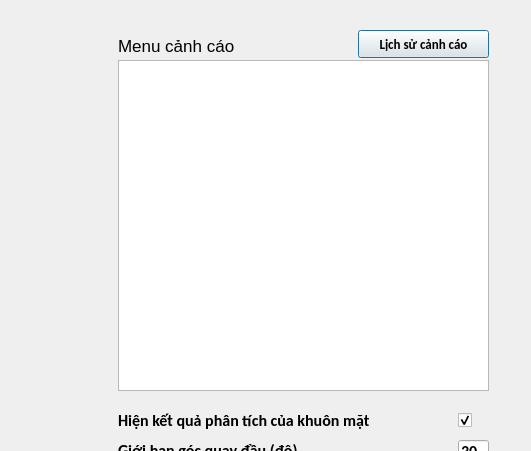
Old version of the form window.ui in the repository THND19-22/AI-Cheating-Denfender; both pictures show x 742 to 1273 and y 160 to 611 of the 1273 by 720 pixel window.
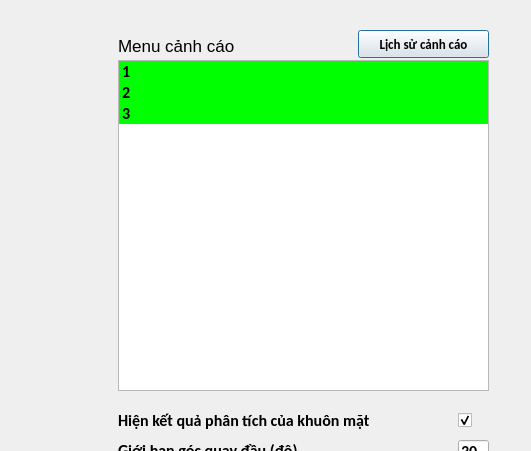
New version of the form. Icons and pictures are not drawn.

```diff
--- a/window.ui
+++ b/window.ui
@@ -157,6 +157,57 @@
      <pointsize>12</pointsize>
     </font>
    </property>
+   <item>
+    <property name="text">
+     <string>1</string>
+    </property>
+    <property name="background">
+     <brush brushstyle="SolidPattern">
+      <color alpha="255">
+       <red>0</red>
+       <green>255</green>
+       <blue>0</blue>
+      </color>
+     </brush>
+    </property>
+    <property name="foreground">
+     <brush brushstyle="NoBrush">
+      <color alpha="255">
+       <red>0</red>
+       <green>0</green>
+       <blue>0</blue>
+      </color>
+     </brush>
+    </property>
+   </item>
+   <item>
+    <property name="text">
+     <string>2</string>
+    </property>
+    <property name="background">
+     <brush brushstyle="SolidPattern">
+      <color alpha="255">
+       <red>0</red>
+       <green>255</green>
+       <blue>0</blue>
+      </color>
+     </brush>
+    </property>
+   </item>
+   <item>
+    <property name="text">
+     <string>3</string>
+    </property>
+    <property name="background">
+     <brush brushstyle="SolidPattern">
+      <color alpha="255">
+       <red>0</red>
+       <green>255</green>
+       <blue>0</blue>
+      </color>
+     </brush>
+    </property>
+   </item>
   </widget>
   <widget class="QLabel" name="label_3">
    <property name="geometry">
```
Left out of the diff: 4 changed lines with no effect on the pictures.
